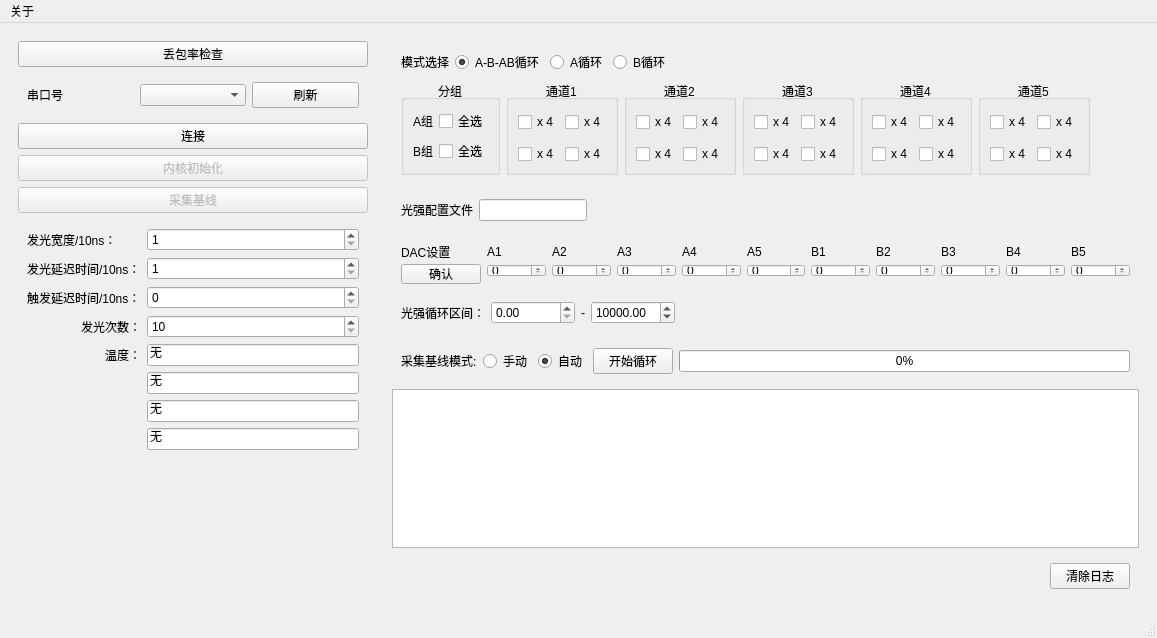
First picture: the form in mainwindow.ui, repository MrXiaomao/LEDControl2, before the edit.
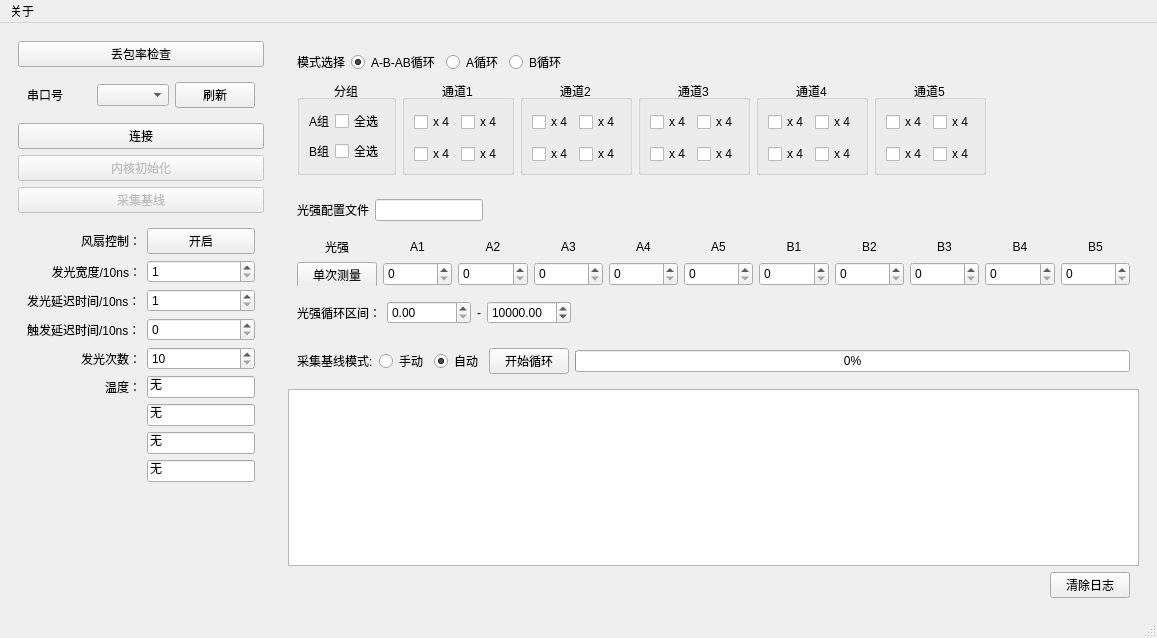
Second picture: the form after the edit.

Commit message: 增加了风扇控制按钮、添加单次测量时的按键互斥（包含风扇）

The edit to the form file:
```diff
--- a/mainwindow.ui
+++ b/mainwindow.ui
@@ -17,6 +17,12 @@
    <layout class="QHBoxLayout" name="horizontalLayout_7">
     <item>
      <widget class="QWidget" name="widget_3" native="true">
+      <property name="sizePolicy">
+       <sizepolicy hsizetype="Fixed" vsizetype="Preferred">
+        <horstretch>0</horstretch>
+        <verstretch>0</verstretch>
+       </sizepolicy>
+      </property>
       <layout class="QVBoxLayout" name="verticalLayout">
        <item>
         <widget class="QPushButton" name="BaglosttestButton">
@@ -84,37 +90,33 @@
           </sizepolicy>
          </property>
          <layout class="QGridLayout" name="gridLayout_6">
-          <item row="3" column="0">
-           <widget class="QLabel" name="label_8">
-            <property name="text">
-             <string>发光次数：</string>
+          <item row="2" column="1">
+           <widget class="QSpinBox" name="spinBox_lightDelayTime">
+            <property name="minimum">
+             <number>1</number>
             </property>
-            <property name="alignment">
-             <set>Qt::AlignRight|Qt::AlignTrailing|Qt::AlignVCenter</set>
+            <property name="maximum">
+             <number>10000000</number>
+            </property>
+            <property name="singleStep">
+             <number>1</number>
             </property>
            </widget>
           </item>
-          <item row="2" column="0">
-           <widget class="QLabel" name="label_5">
-            <property name="text">
-             <string>触发延迟时间/10ns：</string>
+          <item row="1" column="1">
+           <widget class="QSpinBox" name="spinBox_LEDWidth">
+            <property name="minimum">
+             <number>1</number>
+            </property>
+            <property name="maximum">
+             <number>655350</number>
+            </property>
+            <property name="singleStep">
+             <number>1</number>
             </property>
            </widget>
           </item>
           <item row="4" column="1">
-           <widget class="QLineEdit" name="lineEdit_Temp1">
-            <property name="enabled">
-             <bool>true</bool>
-            </property>
-            <property name="text">
-             <string>无</string>
-            </property>
-            <property name="readOnly">
-             <bool>true</bool>
-            </property>
-           </widget>
-          </item>
-          <item row="3" column="1">
            <widget class="QSpinBox" name="spinBox_timesLED">
             <property name="minimum">
              <number>10</number>
@@ -130,48 +132,61 @@
             </property>
            </widget>
           </item>
-          <item row="6" column="1">
+          <item row="3" column="1">
+           <widget class="QSpinBox" name="spinBox_TriggerDelayTime">
+            <property name="maximum">
+             <number>10000000</number>
+            </property>
+            <property name="singleStep">
+             <number>1</number>
+            </property>
+           </widget>
+          </item>
+          <item row="8" column="1">
+           <widget class="QLineEdit" name="lineEdit_Temp4">
+            <property name="text">
+             <string>无</string>
+            </property>
+           </widget>
+          </item>
+          <item row="7" column="1">
            <widget class="QLineEdit" name="lineEdit_Temp3">
             <property name="text">
              <string>无</string>
             </property>
            </widget>
           </item>
-          <item row="0" column="0">
+          <item row="1" column="0">
            <widget class="QLabel" name="label_7">
             <property name="text">
              <string>发光宽度/10ns：</string>
             </property>
+            <property name="alignment">
+             <set>Qt::AlignRight|Qt::AlignTrailing|Qt::AlignVCenter</set>
+            </property>
            </widget>
           </item>
-          <item row="5" column="1">
+          <item row="6" column="1">
            <widget class="QLineEdit" name="lineEdit_Temp2">
             <property name="text">
              <string>无</string>
             </property>
            </widget>
           </item>
-          <item row="7" column="1">
-           <widget class="QLineEdit" name="lineEdit_Temp4">
+          <item row="5" column="1">
+           <widget class="QLineEdit" name="lineEdit_Temp1">
+            <property name="enabled">
+             <bool>true</bool>
+            </property>
             <property name="text">
              <string>无</string>
             </property>
-           </widget>
-          </item>
-          <item row="0" column="1">
-           <widget class="QSpinBox" name="spinBox_LEDWidth">
-            <property name="minimum">
-             <number>1</number>
+            <property name="readOnly">
+             <bool>true</bool>
             </property>
-            <property name="maximum">
-             <number>655350</number>
-            </property>
-            <property name="singleStep">
-             <number>1</number>
-            </property>
            </widget>
           </item>
-          <item row="4" column="0">
+          <item row="5" column="0">
            <widget class="QLabel" name="label_13">
             <property name="text">
              <string>温度：</string>
@@ -181,33 +196,44 @@
             </property>
            </widget>
           </item>
-          <item row="1" column="1">
-           <widget class="QSpinBox" name="spinBox_lightDelayTime">
-            <property name="minimum">
-             <number>1</number>
+          <item row="4" column="0">
+           <widget class="QLabel" name="label_8">
+            <property name="text">
+             <string>发光次数：</string>
             </property>
-            <property name="maximum">
-             <number>10000000</number>
+            <property name="alignment">
+             <set>Qt::AlignRight|Qt::AlignTrailing|Qt::AlignVCenter</set>
             </property>
-            <property name="singleStep">
-             <number>1</number>
+           </widget>
+          </item>
+          <item row="3" column="0">
+           <widget class="QLabel" name="label_5">
+            <property name="text">
+             <string>触发延迟时间/10ns：</string>
             </property>
            </widget>
           </item>
-          <item row="1" column="0">
+          <item row="2" column="0">
            <widget class="QLabel" name="label_9">
             <property name="text">
              <string>发光延迟时间/10ns：</string>
             </property>
            </widget>
           </item>
-          <item row="2" column="1">
-           <widget class="QSpinBox" name="spinBox_TriggerDelayTime">
-            <property name="maximum">
-             <number>10000000</number>
+          <item row="0" column="0">
+           <widget class="QLabel" name="label_25">
+            <property name="text">
+             <string>风扇控制：</string>
             </property>
-            <property name="singleStep">
-             <number>1</number>
+            <property name="alignment">
+             <set>Qt::AlignRight|Qt::AlignTrailing|Qt::AlignVCenter</set>
+            </property>
+           </widget>
+          </item>
+          <item row="0" column="1">
+           <widget class="QPushButton" name="fanControlButton">
+            <property name="text">
+             <string>开启</string>
             </property>
            </widget>
           </item>
@@ -627,7 +653,7 @@
         </widget>
        </item>
        <item>
-        <widget class="QWidget" name="widget_11" native="true">
+        <widget class="QWidget" name="widget_singleMeasure" native="true">
          <property name="minimumSize">
           <size>
            <width>0</width>
@@ -635,17 +661,89 @@
           </size>
          </property>
          <layout class="QGridLayout" name="gridLayout_8">
-          <item row="0" column="0">
-           <widget class="QLabel" name="label_14">
+          <property name="topMargin">
+           <number>2</number>
+          </property>
+          <property name="bottomMargin">
+           <number>2</number>
+          </property>
+          <item row="1" column="4">
+           <widget class="QSpinBox" name="spinBox_dac4">
+            <property name="minimumSize">
+             <size>
+              <width>0</width>
+              <height>24</height>
+             </size>
+            </property>
+           </widget>
+          </item>
+          <item row="1" column="8">
+           <widget class="QSpinBox" name="spinBox_dac8">
+            <property name="minimumSize">
+             <size>
+              <width>0</width>
+              <height>24</height>
+             </size>
+            </property>
+           </widget>
+          </item>
+          <item row="1" column="10">
+           <widget class="QSpinBox" name="spinBox_dac10">
+            <property name="minimumSize">
+             <size>
+              <width>0</width>
+              <height>24</height>
+             </size>
+            </property>
+           </widget>
+          </item>
+          <item row="1" column="6">
+           <widget class="QSpinBox" name="spinBox_dac6">
+            <property name="minimumSize">
+             <size>
+              <width>0</width>
+              <height>24</height>
+             </size>
+            </property>
+           </widget>
+          </item>
+          <item row="0" column="8">
+           <widget class="QLabel" name="label_22">
             <property name="text">
-             <string>DAC设置</string>
+             <string>B3</string>
             </property>
+            <property name="alignment">
+             <set>Qt::AlignCenter</set>
+            </property>
            </widget>
           </item>
-          <item row="0" column="1">
-           <widget class="QLabel" name="label_15">
+          <item row="0" column="9">
+           <widget class="QLabel" name="label_23">
             <property name="text">
-             <string>A1</string>
+             <string>B4</string>
+            </property>
+            <property name="alignment">
+             <set>Qt::AlignCenter</set>
+            </property>
+           </widget>
+          </item>
+          <item row="1" column="2">
+           <widget class="QSpinBox" name="spinBox_dac2">
+            <property name="minimumSize">
+             <size>
+              <width>0</width>
+              <height>24</height>
+             </size>
+            </property>
+           </widget>
+          </item>
+          <item row="1" column="9">
+           <widget class="QSpinBox" name="spinBox_dac9">
+            <property name="minimumSize">
+             <size>
+              <width>0</width>
+              <height>24</height>
+             </size>
             </property>
            </widget>
           </item>
@@ -654,19 +752,18 @@
             <property name="text">
              <string>A2</string>
             </property>
-           </widget>
-          </item>
-          <item row="0" column="3">
-           <widget class="QLabel" name="label_17">
-            <property name="text">
-             <string>A3</string>
+            <property name="alignment">
+             <set>Qt::AlignCenter</set>
             </property>
            </widget>
           </item>
-          <item row="0" column="4">
-           <widget class="QLabel" name="label_18">
-            <property name="text">
-             <string>A4</string>
+          <item row="1" column="1">
+           <widget class="QSpinBox" name="spinBox_dac1">
+            <property name="minimumSize">
+             <size>
+              <width>0</width>
+              <height>24</height>
+             </size>
             </property>
            </widget>
           </item>
@@ -675,12 +772,58 @@
             <property name="text">
              <string>A5</string>
             </property>
+            <property name="alignment">
+             <set>Qt::AlignCenter</set>
+            </property>
            </widget>
           </item>
-          <item row="0" column="6">
-           <widget class="QLabel" name="label_20">
+          <item row="0" column="1">
+           <widget class="QLabel" name="label_15">
             <property name="text">
-             <string>B1</string>
+             <string>A1</string>
+            </property>
+            <property name="alignment">
+             <set>Qt::AlignCenter</set>
+            </property>
+           </widget>
+          </item>
+          <item row="1" column="5">
+           <widget class="QSpinBox" name="spinBox_dac5">
+            <property name="minimumSize">
+             <size>
+              <width>0</width>
+              <height>24</height>
+             </size>
+            </property>
+           </widget>
+          </item>
+          <item row="0" column="3">
+           <widget class="QLabel" name="label_17">
+            <property name="text">
+             <string>A3</string>
+            </property>
+            <property name="alignment">
+             <set>Qt::AlignCenter</set>
+            </property>
+           </widget>
+          </item>
+          <item row="1" column="3">
+           <widget class="QSpinBox" name="spinBox_dac3">
+            <property name="minimumSize">
+             <size>
+              <width>0</width>
+              <height>24</height>
+             </size>
+            </property>
+           </widget>
+          </item>
+          <item row="0" column="0">
+           <widget class="QLabel" name="label_14">
+            <property name="text">
+             <string>光强</string>
+            </property>
+            <property name="alignment">
+             <set>Qt::AlignCenter</set>
             </property>
            </widget>
           </item>
@@ -689,19 +832,18 @@
             <property name="text">
              <string>B2</string>
             </property>
-           </widget>
-          </item>
-          <item row="0" column="8">
-           <widget class="QLabel" name="label_22">
-            <property name="text">
-             <string>B3</string>
+            <property name="alignment">
+             <set>Qt::AlignCenter</set>
             </property>
            </widget>
           </item>
-          <item row="0" column="9">
-           <widget class="QLabel" name="label_23">
-            <property name="text">
-             <string>B4</string>
+          <item row="1" column="7">
+           <widget class="QSpinBox" name="spinBox_dac7">
+            <property name="minimumSize">
+             <size>
+              <width>0</width>
+              <height>24</height>
+             </size>
             </property>
            </widget>
           </item>
@@ -710,6 +852,29 @@
             <property name="text">
              <string>B5</string>
             </property>
+            <property name="alignment">
+             <set>Qt::AlignCenter</set>
+            </property>
+           </widget>
+          </item>
+          <item row="0" column="6">
+           <widget class="QLabel" name="label_20">
+            <property name="text">
+             <string>B1</string>
+            </property>
+            <property name="alignment">
+             <set>Qt::AlignCenter</set>
+            </property>
+           </widget>
+          </item>
+          <item row="0" column="4">
+           <widget class="QLabel" name="label_18">
+            <property name="text">
+             <string>A4</string>
+            </property>
+            <property name="alignment">
+             <set>Qt::AlignCenter</set>
+            </property>
            </widget>
           </item>
           <item row="1" column="0">
@@ -717,44 +882,14 @@
             <property name="minimumSize">
              <size>
               <width>0</width>
-              <height>20</height>
+              <height>26</height>
              </size>
             </property>
             <property name="text">
-             <string>确认</string>
+             <string>单次测量</string>
             </property>
            </widget>
           </item>
-          <item row="1" column="1">
-           <widget class="QSpinBox" name="spinBox_dac1"/>
-          </item>
-          <item row="1" column="2">
-           <widget class="QSpinBox" name="spinBox_dac2"/>
-          </item>
-          <item row="1" column="3">
-           <widget class="QSpinBox" name="spinBox_dac3"/>
-          </item>
-          <item row="1" column="4">
-           <widget class="QSpinBox" name="spinBox_dac4"/>
-          </item>
-          <item row="1" column="5">
-           <widget class="QSpinBox" name="spinBox_dac5"/>
-          </item>
-          <item row="1" column="6">
-           <widget class="QSpinBox" name="spinBox_dac6"/>
-          </item>
-          <item row="1" column="7">
-           <widget class="QSpinBox" name="spinBox_dac7"/>
-          </item>
-          <item row="1" column="8">
-           <widget class="QSpinBox" name="spinBox_dac8"/>
-          </item>
-          <item row="1" column="9">
-           <widget class="QSpinBox" name="spinBox_dac9"/>
-          </item>
-          <item row="1" column="10">
-           <widget class="QSpinBox" name="spinBox_dac10"/>
-          </item>
          </layout>
         </widget>
        </item>
@@ -876,6 +1011,12 @@
        <item>
         <widget class="QWidget" name="widget_4" native="true">
          <layout class="QHBoxLayout" name="horizontalLayout_2">
+          <property name="topMargin">
+           <number>0</number>
+          </property>
+          <property name="bottomMargin">
+           <number>0</number>
+          </property>
           <item>
            <spacer name="horizontalSpacer">
             <property name="orientation">
```
The commit also changes 5 other files.
